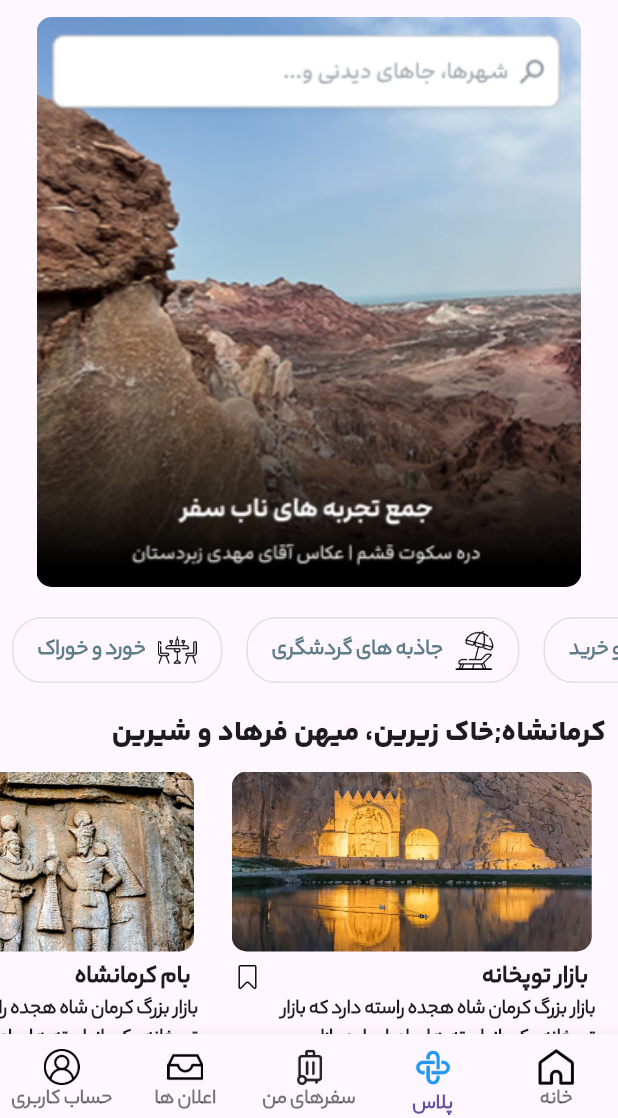
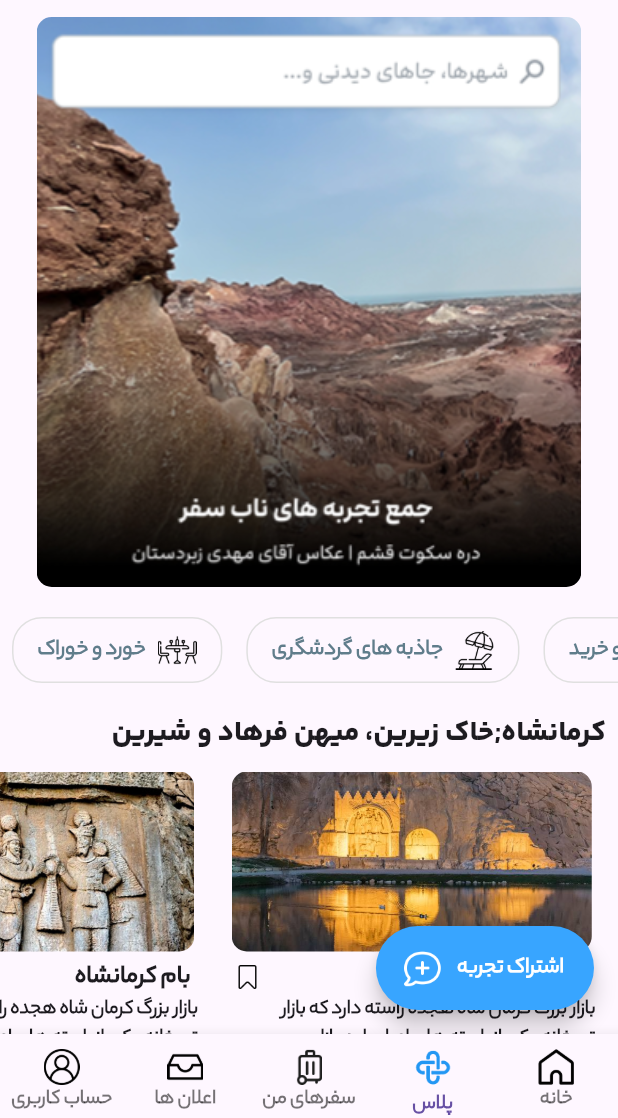
Before and after one commit to yasinowo/alibaba, a Flutter app: the screen it shows after launch, item 2 of the bottom bar chosen, on a phone screen of 412 x 824 dp, the part 118-1236 px from its top. Run offline on Flutter 3.47's test engine with Material 3 defaults, Android fonts, the phone set to English and light mode, and no system bars.

Commit message:
add-floating button

```diff
--- a/lib/screen/plus_page.dart
+++ b/lib/screen/plus_page.dart
@@ -1,13 +1,18 @@
-import 'package:alibaba/components/defult_appbar.dart';
 import 'package:alibaba/components/footer.dart';
-import 'package:alibaba/components/navigationbar.dart';
-import 'package:alibaba/screen/home_page.dart';
 import 'package:alibaba/theme/font.dart';
 import 'package:flutter/material.dart';
 
-class PlusPage extends StatelessWidget {
-  PlusPage({super.key});
+class PlusPage extends StatefulWidget {
+  const PlusPage({super.key});
+
+  @override
+  State<PlusPage> createState() => _PlusPageState();
+}
+
+class _PlusPageState extends State<PlusPage> {
   final ScrollController controller = ScrollController();
+  bool _isFabExpanded = true;
+  double lastOffset = 0;
 
   @override
   Widget build(BuildContext context) {
@@ -71,9 +76,27 @@ class PlusPage extends StatelessWidget {
             'موزه آب یزد، که در خانه تاریخی کلاهدوزها قرار دارد، نگاهی جذاب به سیستم...',
       },
     ];
+    return Scaffold(
+      floatingActionButton: MyFloatingActionButton(
+        isFabExpanded: _isFabExpanded,
+      ),
 
-    return Scaffold(
-      body: SafeArea(
+      body: NotificationListener<ScrollNotification>(
+        onNotification: (scrollNotification) {
+          if (scrollNotification is ScrollUpdateNotification) {
+            final currentOffset = scrollNotification.metrics.pixels;
+            if (currentOffset > lastOffset && _isFabExpanded) {
+              // اسکرول به پایین
+              setState(() => _isFabExpanded = false);
+            } else if (currentOffset < lastOffset && !_isFabExpanded) {
+              // اسکرول به بالا
+              setState(() => _isFabExpanded = true);
+            }
+            lastOffset = currentOffset;
+          }
+          return false;
+        },
+        child: SafeArea(
           child: SingleChildScrollView(
             controller: controller,
             child: Column(
@@ -147,6 +170,7 @@ class PlusPage extends StatelessWidget {
             ),
           ),
         ),
+      ),
     );
   }
 
@@ -201,6 +225,61 @@ class PlusPage extends StatelessWidget {
             ),
           ),
         ],
+      ),
+    );
+  }
+}
+
+class MyFloatingActionButton extends StatelessWidget {
+  const MyFloatingActionButton({super.key, required bool isFabExpanded})
+    : _isFabExpanded = isFabExpanded;
+
+  final bool _isFabExpanded;
+
+  @override
+  Widget build(BuildContext context) {
+    return AnimatedSwitcher(
+      duration: Duration(milliseconds: 300),
+      switchInCurve: Curves.easeOutBack,
+      switchOutCurve: Curves.easeInBack,
+      transitionBuilder: (child, animation) {
+        return ScaleTransition(scale: animation, child: child);
+      },
+      child:
+          _isFabExpanded
+              ? FloatingActionButton.extended(
+                shape: RoundedRectangleBorder(
+                  borderRadius: BorderRadius.circular(45),
+                ),
+                key: ValueKey('extended'),
+                onPressed: () {},
+                label: Text(
+                  'اشتراک تجربه',
+                  style: MyFonts.bodyMedium.copyWith(color: Colors.white),
+                ),
+                icon: Image.asset(
+                  'assets/icons/comment.png',
+                  width: 30,
+                  height: 30,
+                  color: Colors.white,
+                ),
+
+                backgroundColor: const Color.fromARGB(255, 56, 165, 255),
+              )
+              // ignore: dead_code
+              : FloatingActionButton(
+                shape: RoundedRectangleBorder(
+                  borderRadius: BorderRadius.circular(45),
+                ),
+                key: ValueKey('iconOnly'),
+                onPressed: () {},
+                backgroundColor: Colors.blue,
+                child: Image.asset(
+                  'assets/icons/comment.png',
+                  width: 30,
+                  height: 30,
+                  color: Colors.white,
+                ),
               ),
     );
   }
```
Also changed, not shown: assets/icons/comment.png (added). Lines whose indentation alone changed are shown as unchanged.
